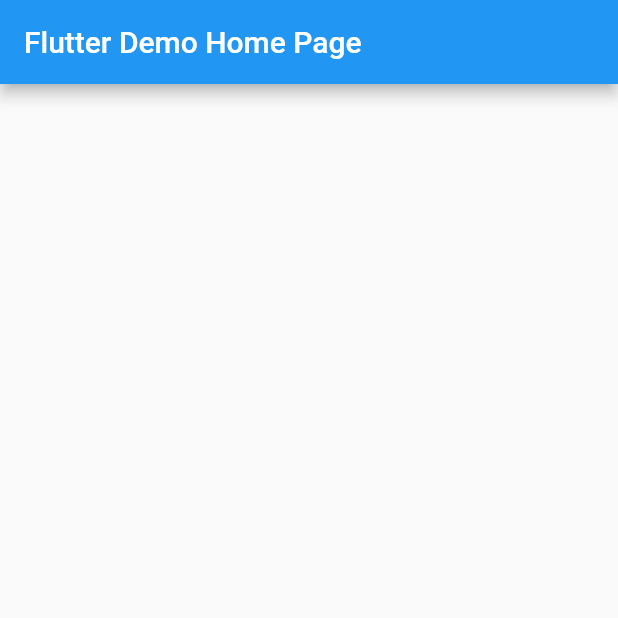
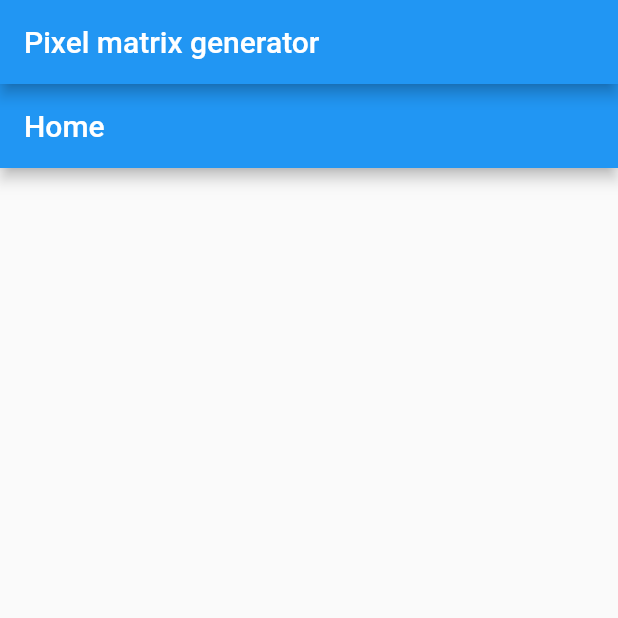
Before and after one commit to yhungp/pixel_generator, a Flutter app: the screen it shows after launch, on a phone screen of 412 x 824 dp, the top half of it. Run offline on Flutter 3.47's test engine with Material 2 defaults, Android fonts, the phone set to English and light mode, and no system bars.

Commit message:
main.dart - routes function created
home.dart and matrix_creation.dart
created

```diff
--- /dev/null
+++ b/lib/home/home.dart
@@ -0,0 +1,29 @@
+import 'package:flutter/material.dart';
+
+class HomePage extends StatefulWidget {
+  const HomePage({Key? key, required this.title}) : super(key: key);
+
+  final String title;
+
+  @override
+  State<HomePage> createState() => _HomePageState();
+}
+
+class _HomePageState extends State<HomePage> {
+  @override
+  void initState() {
+    super.initState();
+  }
+
+  @override
+  Widget build(BuildContext context) {
+    return Scaffold(
+      appBar: AppBar(
+        title: Text(widget.title),
+      ),
+      body: Column(
+        children: [],
+      ),
+    );
+  }
+}
--- a/lib/main.dart
+++ b/lib/main.dart
@@ -1,5 +1,10 @@
+// ignore_for_file: prefer_const_literals_to_create_immutables
+
 import 'dart:math';
 
+import 'package:calculator/home/home.dart';
+import 'package:calculator/matrix_creation/matrix_creation.dart';
+import 'package:calculator/new_project/new_project.dart';
 import 'package:flutter/gestures.dart';
 import 'package:flutter/rendering.dart';
 import 'package:flutter/material.dart';
@@ -37,7 +42,7 @@
         primarySwatch: Colors.blue,
       ),
       scrollBehavior: MyCustomScrollBehavior(),
-      home: const MyHomePage(title: 'Flutter Demo Home Page'),
+      home: const MyHomePage(title: 'Pixel matrix generator'),
     );
   }
 }
@@ -52,6 +57,8 @@
 }
 
 class _MyHomePageState extends State<MyHomePage> {
+  String route = "home";
+
   @override
   void initState() {
     super.initState();
@@ -63,10 +70,17 @@
       appBar: AppBar(
         title: Text(widget.title),
       ),
-      body: Column(
-        children: [],
-      ),
+      body: routes(route),
     );
+  }
+
+  routes(String value) {
+    switch (value) {
+      case "home":
+        return const HomePage(title: "Home");
+      case "matrix_creation":
+        return const MatrixCreation(title: "Matrix creation");
+    }
   }
 }
 
```
Also changed, not shown: lib/matrix_creation/matrix_creation.dart (added, +29 -0 lines).
